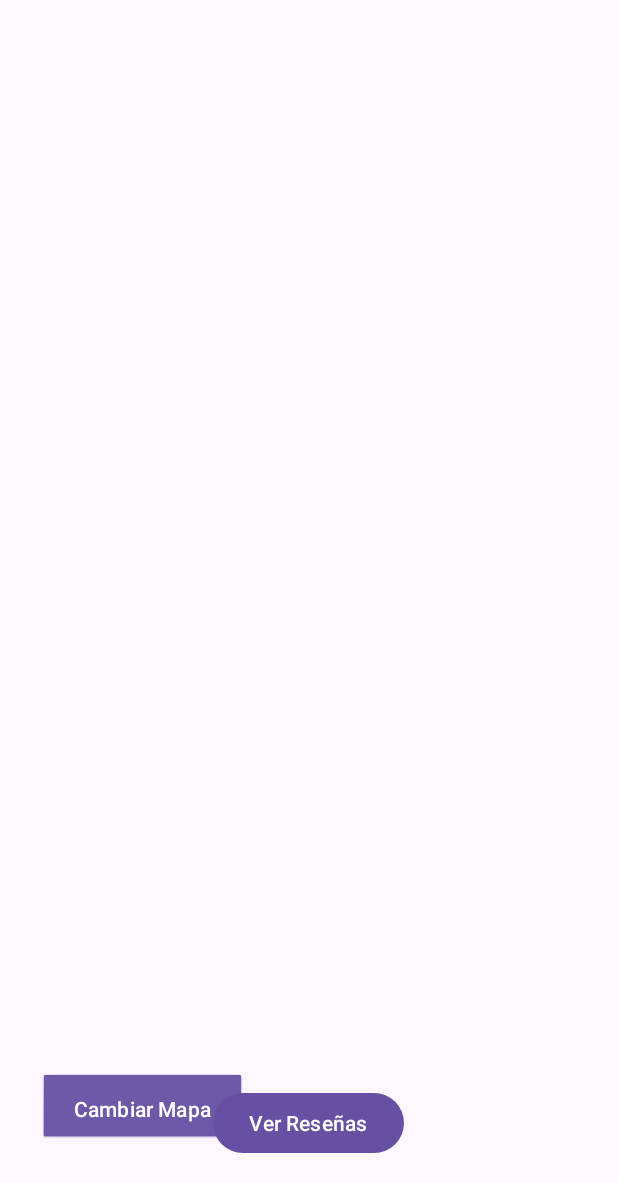
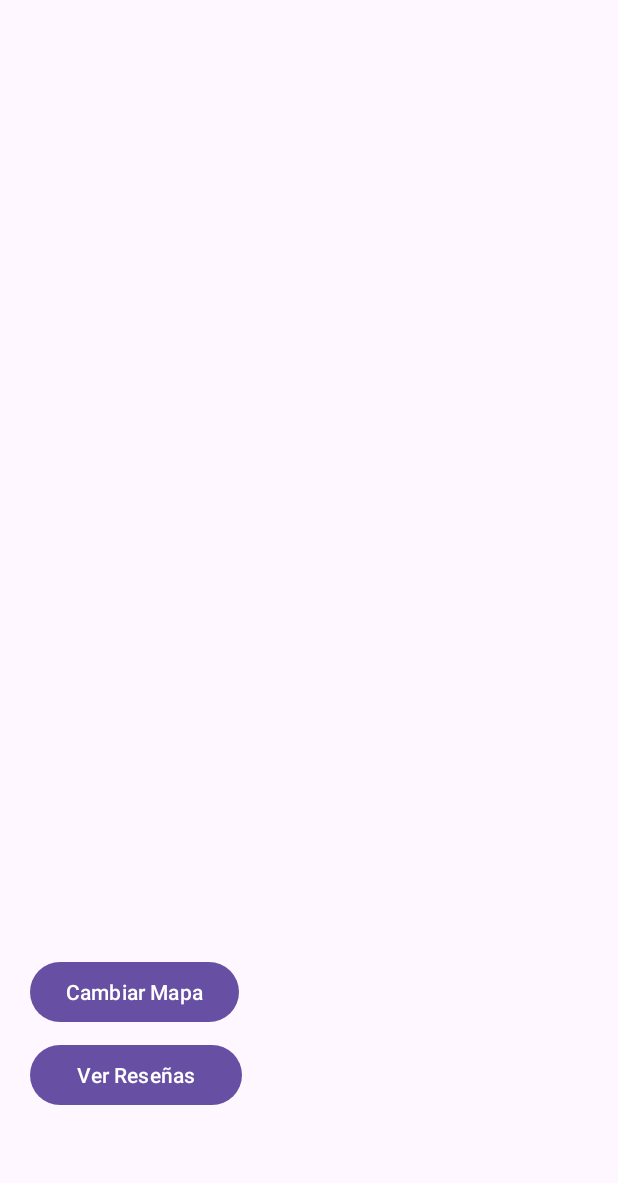
Before and after one commit to Antonio7347/FirebladeGarcia, an Android app: the screen it shows after launch (MapsActivity2), on a phone screen of 412 x 824 dp, the part 53-1236 px from its top. Run offline under Robolectric (Android 15) with nearby library versions, the phone set to English and light mode, and no system bars; our stand-ins replace Firebase (no records; nobody signed in at launch, a user with empty details on screens opened directly).

Commit message:
Ajuste de diseño de Mapas2

```diff
--- a/app/src/main/res/layout/activity_maps2.xml
+++ b/app/src/main/res/layout/activity_maps2.xml
@@ -10,25 +10,22 @@
         android:layout_height="match_parent" />
 
     <Button
+        android:id="@+id/btnViewReviews"
+        android:layout_width="141dp"
+        android:layout_height="wrap_content"
+        android:layout_alignParentStart="true"
+        android:layout_alignParentBottom="true"
+        android:layout_marginStart="20dp"
+        android:layout_marginBottom="48dp"
+        android:text="Ver Reseñas" />
+
+    <Button
         android:id="@+id/btnChangeMapType"
         android:layout_width="wrap_content"
         android:layout_height="wrap_content"
+        android:layout_above="@id/btnViewReviews"
         android:layout_alignParentStart="true"
-        android:layout_alignParentBottom="true"
-        android:layout_margin="25dp"
-        android:layout_marginStart="-7dp"
-        android:layout_marginTop="25dp"
-        android:layout_marginEnd="25dp"
-        android:layout_marginBottom="23dp"
-        android:background="@android:drawable/btn_default"
+        android:layout_marginStart="20dp"
+        android:layout_marginBottom="7dp"
         android:text="Cambiar Mapa" />
-
-    <Button
-        android:id="@+id/btnViewReviews"
-        android:layout_width="wrap_content"
-        android:layout_height="wrap_content"
-        android:text="Ver Reseñas"
-        android:layout_alignParentBottom="true"
-        android:layout_centerHorizontal="true"
-        android:layout_marginBottom="16dp" />
 </RelativeLayout>
```
